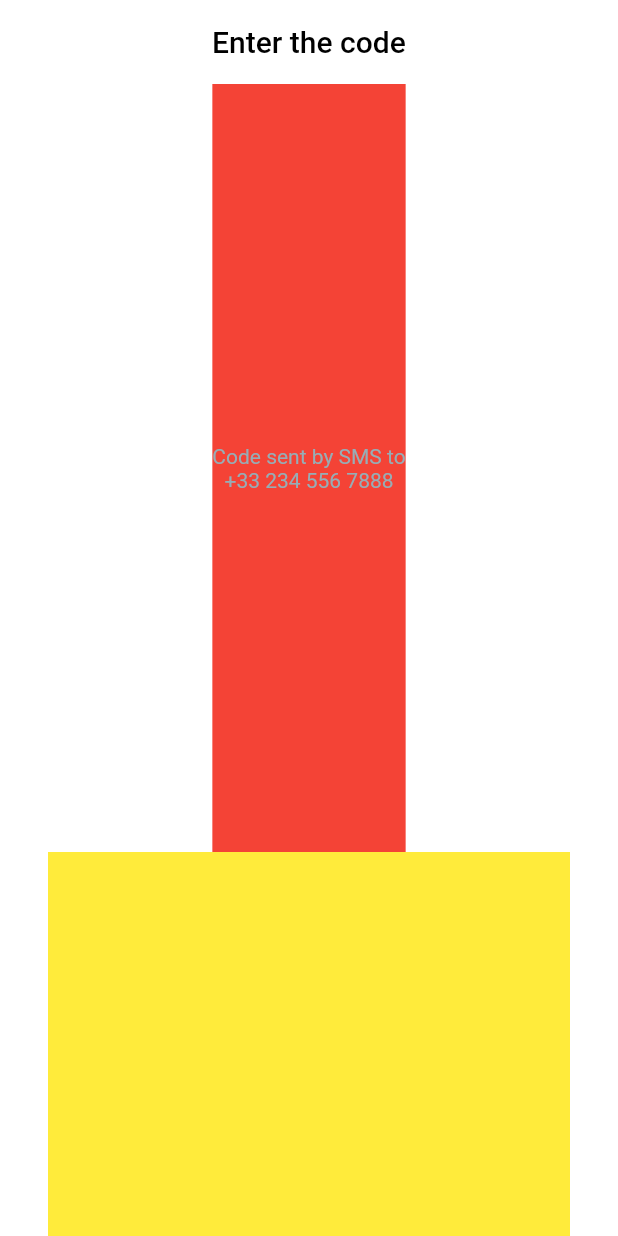
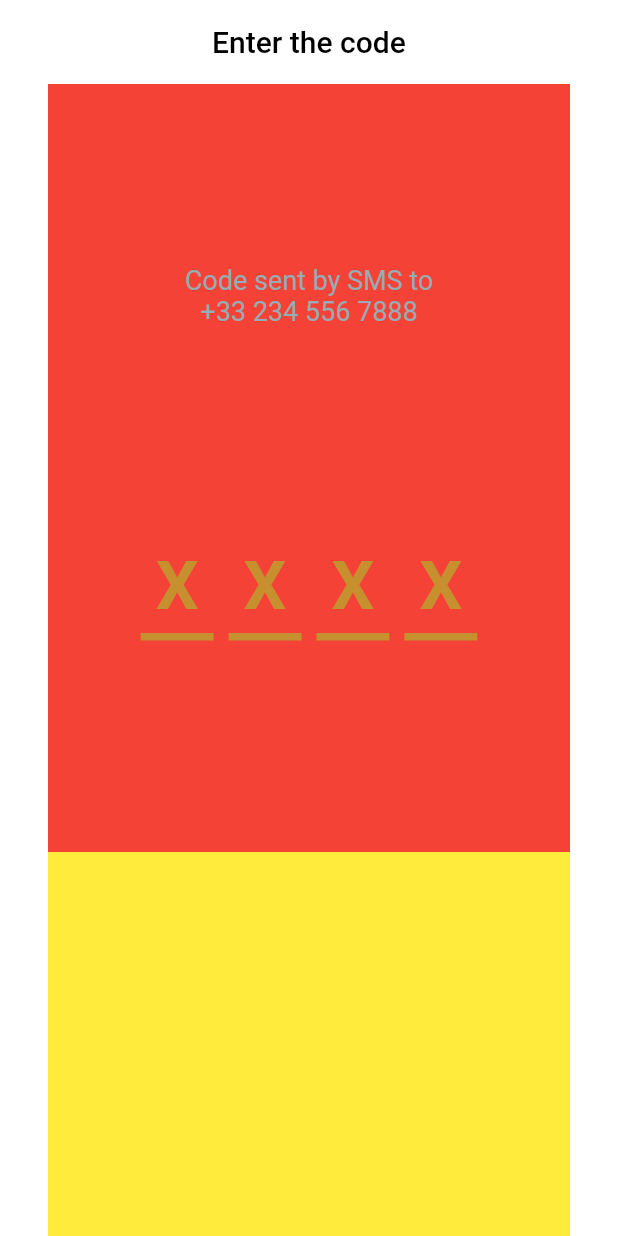
Before and after one commit to maelfosso/andi-taxi-mobile-app, a Flutter app: the SignCode screen opened directly, on a phone screen of 412 x 824 dp. Run offline on Flutter 3.47's test engine with Material 2 defaults, Android fonts, the phone set to English and light mode, and no system bars.

Commit message:
added digits ui

```diff
--- a/lib/ui/sign_code.dart
+++ b/lib/ui/sign_code.dart
@@ -8,6 +8,8 @@ class SignCode extends StatefulWidget {
 
 class _SignCode extends State<SignCode> {
 
+  var _inputs = List.filled(4, "X");
+
   Widget _buildCodeUI() {
     var textSentTo = Column(
       mainAxisAlignment: MainAxisAlignment.center,
@@ -16,16 +18,45 @@ class _SignCode extends State<SignCode> {
         Text(
           "Code sent by SMS to",
           style: TextStyle(
-            color: Theme.of(context).accentColor
+            color: Theme.of(context).accentColor,
+            fontSize: 18.0
           ),
         ),
         Text(
           "+33 234 556 7888",
           style: TextStyle(
-            color: Theme.of(context).accentColor
+            color: Theme.of(context).accentColor,
+            fontSize: 18.0
           ),
         )
       ],
+    );
+
+    var inputs = Container(
+      padding: EdgeInsets.all(16.0),
+      child: Row(
+        mainAxisAlignment: MainAxisAlignment.center,
+        crossAxisAlignment: CrossAxisAlignment.center,
+        children: List<Widget>.generate(_inputs.length, (index) => Container(
+          decoration: BoxDecoration(
+            border: Border(
+              bottom: BorderSide(
+                width: 5.0,
+                color: Color(0xFFC6902E)
+              )
+            )
+          ),
+          padding: EdgeInsets.symmetric(vertical: 5.0, horizontal: 10.0),
+          margin: EdgeInsets.all(5.0),
+          child: Text(
+            _inputs[index],
+            style: Theme.of(context).textTheme.headline3.copyWith(
+              fontWeight: FontWeight.bold,
+              color: Theme.of(context).primaryColor
+            )
+          ),
+        ))
+      ),
     );
 
     return Expanded(
@@ -33,10 +64,11 @@ class _SignCode extends State<SignCode> {
       child: Container(
         color: Colors.red,
         child: Column(
-          mainAxisAlignment: MainAxisAlignment.center,
+          mainAxisAlignment: MainAxisAlignment.spaceEvenly,
           crossAxisAlignment: CrossAxisAlignment.center,
           children: [
-            textSentTo
+            textSentTo,
+            inputs
           ],
         ),
       )
```
